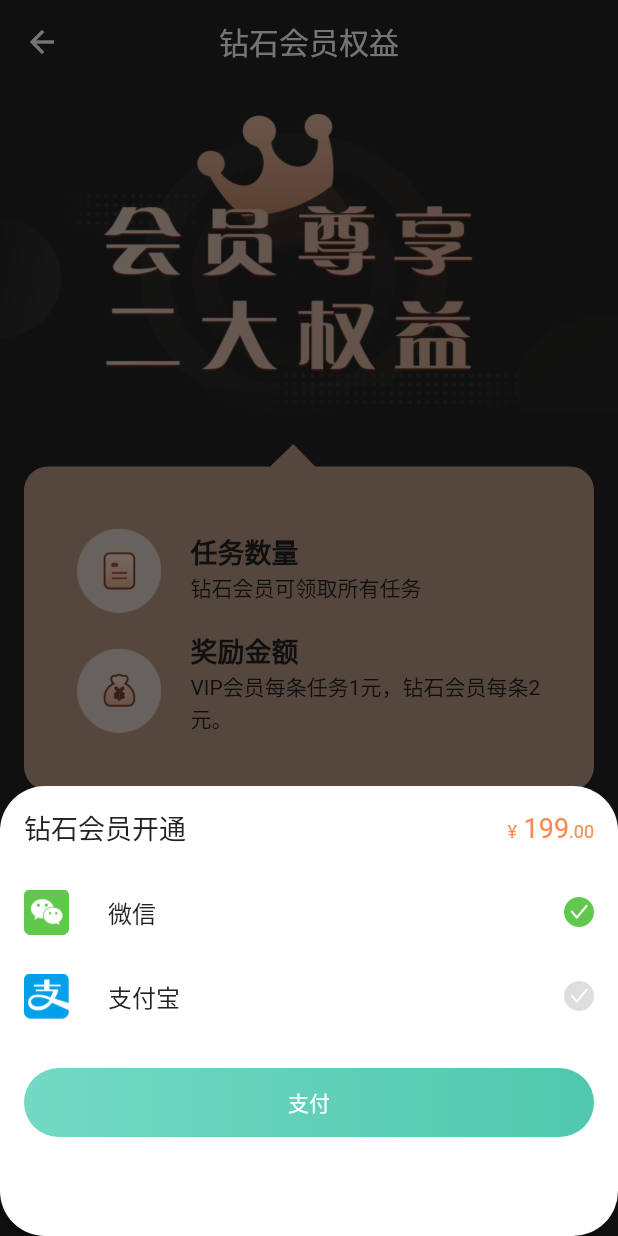
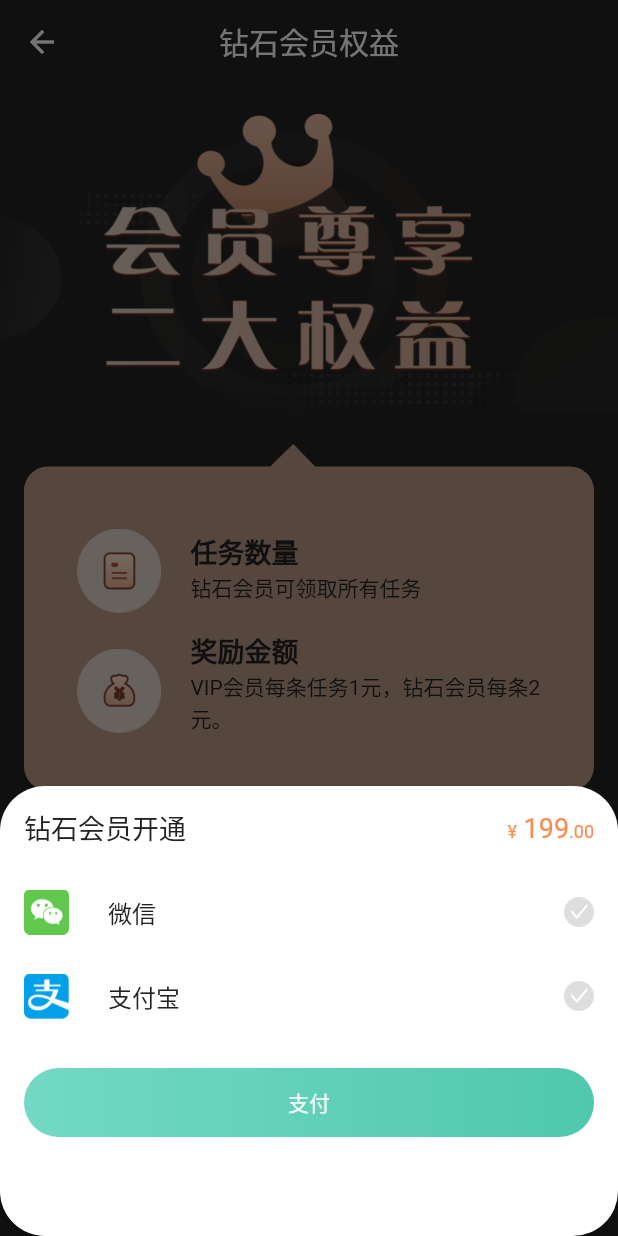
Before and after one commit to JediMaker/ktstar, a Flutter app: the TaskOpenDiamondPage screen opened directly, after a tap on "199元/年 立即开通", on a phone screen of 412 x 824 dp. Run offline on Flutter 3.47's test engine with Material 2 defaults, Android fonts, the phone set to English and light mode, and no system bars; our stand-ins replace cached_network_image, connectivity, convert, dio, flutter_image_compress, flutter_swiper and 9 more; missing offline and left inert: flutter_alipay, flutter_page_indicator, fluwx; accounts and stored records are empty; network calls fail.

Commit message:
添加微信appid; 完善支付弹窗选中状态更改；

```diff
--- a/lib/global_config.dart
+++ b/lib/global_config.dart
@@ -66,7 +66,8 @@ class GlobalConfig {
 
   /// 代理的 ip 地址
   static const localProxyIPAddress = '192.168.0.6';
-
+  /// 微信appid
+  static const String WECHAT_APPID = 'wx824cc9f48da9315c';
   /// 代理端口
   static const localProxyPort = 8888;
 
@@ -120,7 +121,7 @@ class GlobalConfig {
 
   static _initFluwx() async {
     await registerWxApi(
-        appId: "wxd930ea5d5a258f4f",
+        appId: WECHAT_APPID,
         doOnAndroid: true,
         doOnIOS: true,
         universalLink: "https://your.univerallink.com/link/");
--- a/lib/pages/task/task_open_diamond.dart
+++ b/lib/pages/task/task_open_diamond.dart
@@ -21,6 +21,7 @@ class _TaskOpenDiamondPageState extends State<TaskOpenDiamondPage> {
   String _url = "https://wxpay.wxutil.com/pub_v2/app/app_pay.php";
 
   String _result = "无";
+  int _payway = 0;
 
   @override
   void initState() {
@@ -169,8 +170,6 @@ class _TaskOpenDiamondPageState extends State<TaskOpenDiamondPage> {
         );
   }
 
-  int _payway = 1;
-
   _showSelectPayWayBottomSheet(context) {
     showModalBottomSheet(
         context: context,
@@ -178,6 +177,8 @@ class _TaskOpenDiamondPageState extends State<TaskOpenDiamondPage> {
         elevation: 2,
         shape: RoundedRectangleBorder(borderRadius: BorderRadius.circular(30)),
         builder: (context) {
+          return StatefulBuilder(
+            builder: (context, state) {
               return Container(
                 height: 300,
                 child: Column(
@@ -185,30 +186,32 @@ class _TaskOpenDiamondPageState extends State<TaskOpenDiamondPage> {
                     ListTile(
                       title: Text(
                         "钻石会员开通",
-                    style: TextStyle(color: Color(0xFF222222), fontSize: 18),
+                        style:
+                            TextStyle(color: Color(0xFF222222), fontSize: 18),
                       ),
                       trailing: Text.rich(TextSpan(children: <TextSpan>[
                         TextSpan(
                             text: "¥",
                             style: TextStyle(
-                            color: GlobalConfig.taskHeadColor, fontSize: 12)),
+                                color: GlobalConfig.taskHeadColor,
+                                fontSize: 12)),
                         TextSpan(
                             text: " 199",
                             style: TextStyle(
-                            color: GlobalConfig.taskHeadColor, fontSize: 18)),
+                                color: GlobalConfig.taskHeadColor,
+                                fontSize: 18)),
                         TextSpan(
                             text: ".00",
                             style: TextStyle(
-                            color: GlobalConfig.taskHeadColor, fontSize: 12)),
+                                color: GlobalConfig.taskHeadColor,
+                                fontSize: 12)),
                       ])),
                     ),
                     ListTile(
                       onTap: () {
-                    if (mounted) {
-                      setState(() {
-                        _payway = 1;
+                        state(() {
+                          _changeSelectedPayWay(1);
                         });
-                    }
                       },
                       leading: Image.asset(
                         "static/images/payway_wx.png",
@@ -217,27 +220,22 @@ class _TaskOpenDiamondPageState extends State<TaskOpenDiamondPage> {
                       ),
                       title: Text(
                         "微信",
-                    style: TextStyle(color: Color(0xFF222222), fontSize: 16),
+                        style:
+                            TextStyle(color: Color(0xFF222222), fontSize: 16),
                       ),
-                  trailing: _payway == 1
-                      ? Image.asset(
-                          "static/images/payway_checked.png",
-                          width: 20,
-                          height: 20,
-                        )
-                      : Image.asset(
-                          "static/images/payway_unchecked.png",
+                      trailing: Image.asset(
+                        _payway == 1
+                            ? "static/images/payway_checked.png"
+                            : "static/images/payway_unchecked.png",
                         width: 20,
                         height: 20,
                       ),
                     ),
                     ListTile(
                       onTap: () {
-                    if (mounted) {
-                      setState(() {
-                        _payway = 2;
+                        state(() {
+                          _changeSelectedPayWay(2);
                         });
-                    }
                       },
                       leading: Image.asset(
                         "static/images/payway_zfb.png",
@@ -246,18 +244,17 @@ class _TaskOpenDiamondPageState extends State<TaskOpenDiamondPage> {
                       ),
                       title: Text(
                         "支付宝",
-                    style: TextStyle(color: Color(0xFF222222), fontSize: 16),
+                        style:
+                            TextStyle(color: Color(0xFF222222), fontSize: 16),
                       ),
-                  trailing: _payway == 2
-                      ? Image.asset(
-                          "static/images/payway_checked.png",
+                      trailing: Container(
+                        child: Image.asset(
+                          _payway == 2
+                              ? "static/images/payway_checked.png"
+                              : "static/images/payway_unchecked.png",
                           width: 20,
                           height: 20,
-                        )
-                      : Image.asset(
-                          "static/images/payway_unchecked.png",
-                          width: 20,
-                          height: 20,
+                        ),
                       ),
                     ),
                     GestureDetector(
@@ -278,7 +275,8 @@ class _TaskOpenDiamondPageState extends State<TaskOpenDiamondPage> {
                       child: Container(
                         height: 46,
                         alignment: Alignment.center,
-                    margin: EdgeInsets.symmetric(vertical: 20, horizontal: 16),
+                        margin:
+                            EdgeInsets.symmetric(vertical: 20, horizontal: 16),
                         decoration: BoxDecoration(
                           borderRadius: BorderRadius.all(Radius.circular(46)),
                           gradient: LinearGradient(colors: [
@@ -294,6 +292,8 @@ class _TaskOpenDiamondPageState extends State<TaskOpenDiamondPage> {
                     )
                   ],
                 ),
+              );
+            },
           );
         });
   }
@@ -347,4 +347,8 @@ class _TaskOpenDiamondPageState extends State<TaskOpenDiamondPage> {
           textColor: Colors.black);
     });
   }
+
+  _changeSelectedPayWay(int i) {
+    _payway = i;
   }
+}
```
Lines whose indentation alone changed are shown as unchanged.
